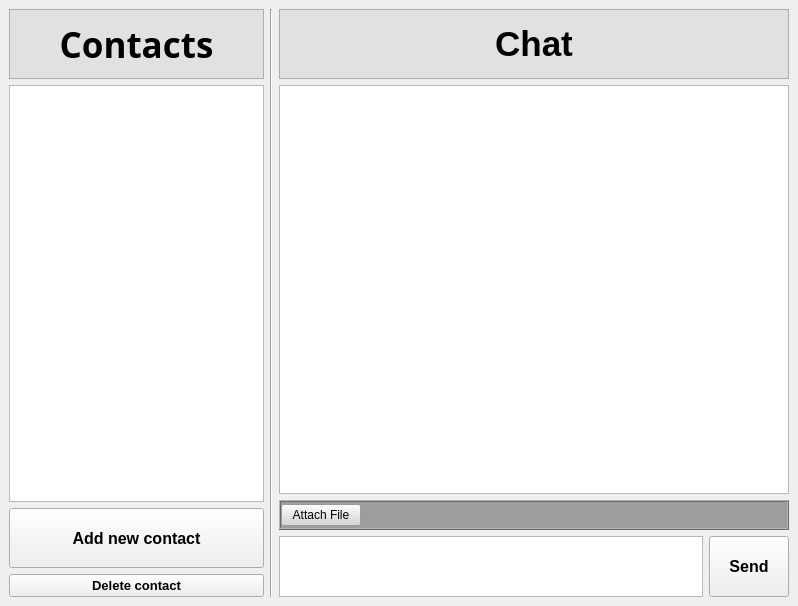
First picture: the form in p2p_comunicator/app/mainwindow.ui, repository sadowicz/p2p_communicator, before the edit.
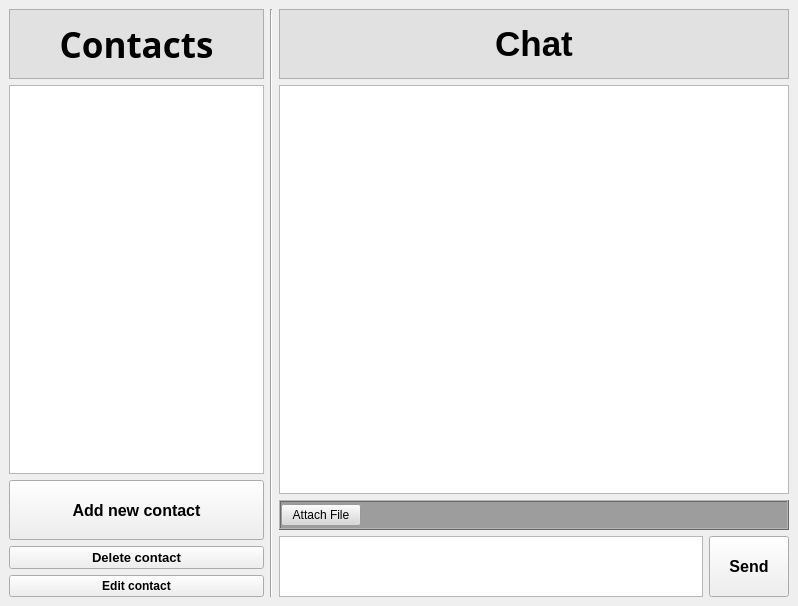
Second picture: the form after the edit.

The edit to the form file:
```diff
--- a/p2p_comunicator/app/mainwindow.ui
+++ b/p2p_comunicator/app/mainwindow.ui
@@ -133,6 +133,19 @@
           </property>
          </widget>
         </item>
+        <item>
+         <widget class="QPushButton" name="pbEditContact">
+          <property name="font">
+           <font>
+            <weight>75</weight>
+            <bold>true</bold>
+           </font>
+          </property>
+          <property name="text">
+           <string>Edit contact</string>
+          </property>
+         </widget>
+        </item>
        </layout>
       </item>
       <item>
```
